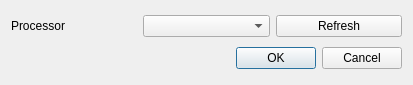
First picture: the form in src/app/dialogs/AddProcessorDialog/addprocessordialog.ui, repository m-riley04/ModularSensorSystem, before the edit.
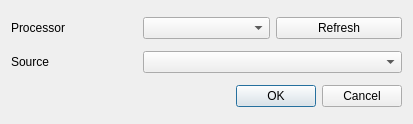
Second picture: the form after the edit.

Commit message: add source selection to procession creation (not hooked up yet)

Diff of the .ui file:
```diff
--- a/src/app/dialogs/AddProcessorDialog/addprocessordialog.ui
+++ b/src/app/dialogs/AddProcessorDialog/addprocessordialog.ui
@@ -7,30 +7,13 @@
     <x>0</x>
     <y>0</y>
     <width>413</width>
-    <height>85</height>
+    <height>124</height>
    </rect>
   </property>
   <property name="windowTitle">
    <string>AddProcessorDialog</string>
   </property>
   <layout class="QGridLayout" name="gridLayout">
-   <item row="1" column="0" colspan="3">
-    <widget class="QDialogButtonBox" name="buttonBox">
-     <property name="standardButtons">
-      <set>QDialogButtonBox::StandardButton::Cancel|QDialogButtonBox::StandardButton::Ok</set>
-     </property>
-    </widget>
-   </item>
-   <item row="0" column="1">
-    <widget class="QComboBox" name="dropdownProcessor"/>
-   </item>
-   <item row="0" column="0">
-    <widget class="QLabel" name="label">
-     <property name="text">
-      <string>Processor</string>
-     </property>
-    </widget>
-   </item>
    <item row="0" column="2">
     <widget class="QPushButton" name="buttonRefresh">
      <property name="text">
@@ -38,6 +21,33 @@
      </property>
     </widget>
    </item>
+   <item row="0" column="0">
+    <widget class="QLabel" name="label">
+     <property name="text">
+      <string>Processor</string>
+     </property>
+    </widget>
+   </item>
+   <item row="0" column="1">
+    <widget class="QComboBox" name="dropdownProcessor"/>
+   </item>
+   <item row="2" column="0" colspan="3">
+    <widget class="QDialogButtonBox" name="buttonBox">
+     <property name="standardButtons">
+      <set>QDialogButtonBox::StandardButton::Cancel|QDialogButtonBox::StandardButton::Ok</set>
+     </property>
+    </widget>
+   </item>
+   <item row="1" column="0">
+    <widget class="QLabel" name="label_2">
+     <property name="text">
+      <string>Source</string>
+     </property>
+    </widget>
+   </item>
+   <item row="1" column="1" colspan="2">
+    <widget class="QComboBox" name="dropdownSources"/>
+   </item>
   </layout>
  </widget>
  <layoutdefault spacing="6" margin="11"/>
```
The commit also changes 6 other files.
